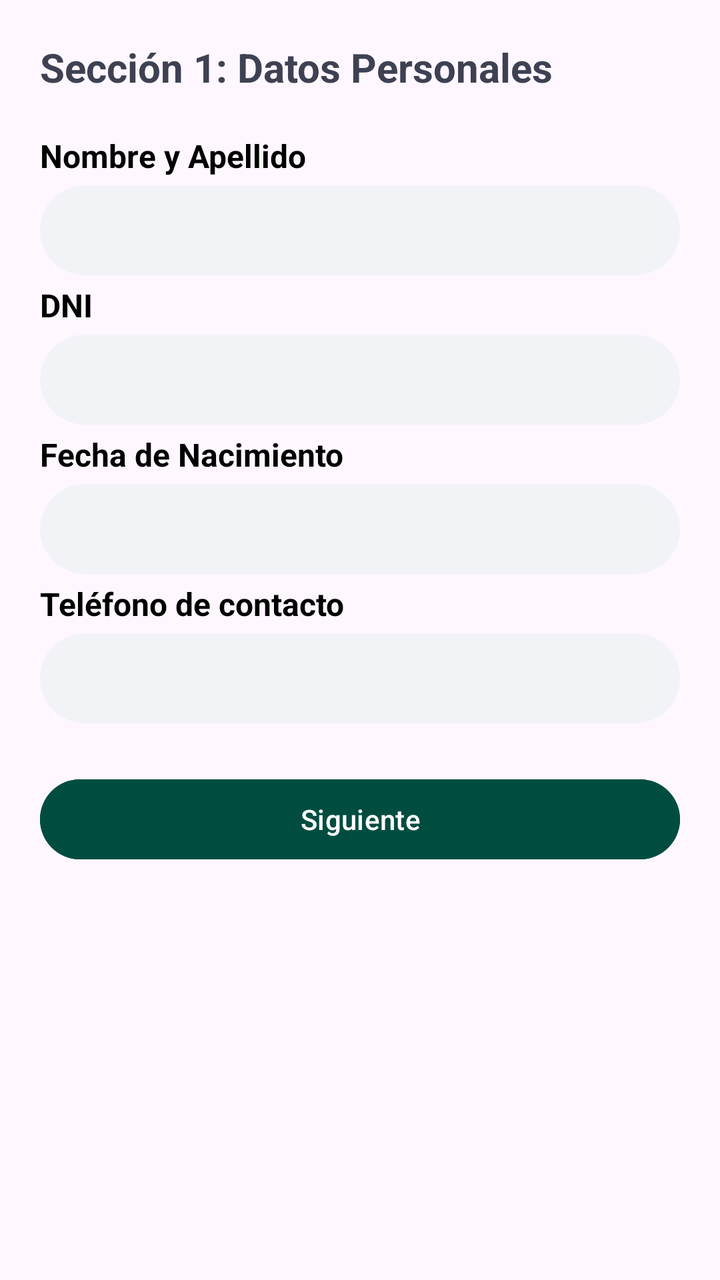
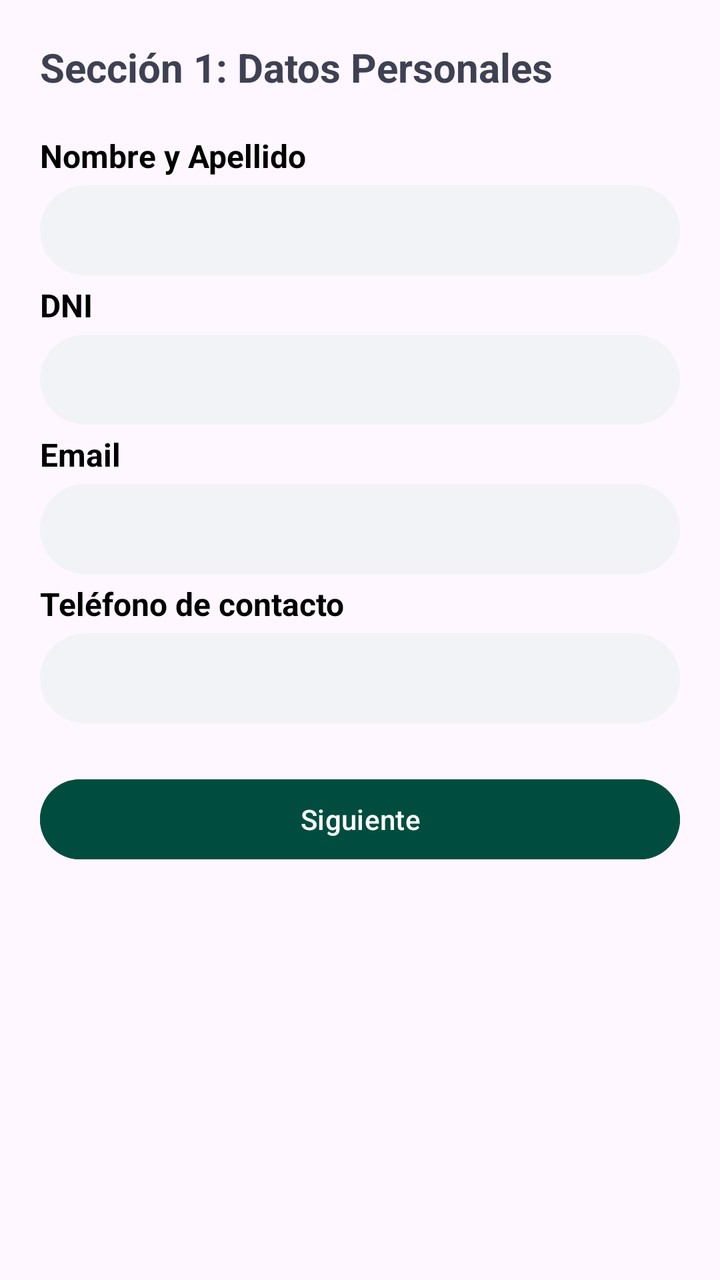

The first picture is an Android layout as it rendered before a commit; the second is the same layout after the commit. The layout source and the unified diff follow.
<!-- AndroidManifest.xml: application theme Theme.ClubDeportivoDAM -->
<!-- res/layout/fragment_registro_socio_1.xml -->
<?xml version="1.0" encoding="utf-8"?>
<ScrollView xmlns:android="http://schemas.android.com/apk/res/android"
    android:layout_width="match_parent"
    android:layout_height="match_parent">

    <LinearLayout
        android:layout_width="match_parent"
        android:layout_height="wrap_content"
        android:orientation="vertical"
        android:padding="20dp">

        <TextView
            android:layout_width="wrap_content"
            android:layout_height="wrap_content"
            android:layout_marginBottom="16dp"
            android:text="Sección 1: Datos Personales"
            android:textColor="#3E4152"
            android:textSize="20sp"
            android:textStyle="bold" />

        <TextView style="@style/LabelStyle" android:text="Nombre y Apellido" />
        <EditText style="@style/InputStyle" android:id="@+id/etNombreRegistro" android:inputType="textPersonName" />

        <TextView style="@style/LabelStyle" android:text="DNI" />
        <EditText style="@style/InputStyle" android:id="@+id/etDniRegistro" android:inputType="number" />

        <TextView style="@style/LabelStyle" android:text="Fecha de Nacimiento" />
        <EditText style="@style/InputStyle" android:id="@+id/etFechaNacRegistro" android:inputType="date" />

        <TextView style="@style/LabelStyle" android:text="Teléfono de contacto" />
        <EditText style="@style/InputStyle" android:id="@+id/etTelefonoRegistro" android:inputType="phone" />

        <Button
            android:id="@+id/btnSiguiente1"
            android:layout_width="match_parent"
            android:layout_height="wrap_content"
            android:layout_marginTop="24dp"
            android:text="Siguiente"
            android:backgroundTint="#004D40"/>

    </LinearLayout>
</ScrollView>
<!-- resources referenced by this layout -->
<resources>
  <style name="InputStyle">
      <item name="android:layout_width">match_parent</item>
      <item name="android:layout_height">45dp</item>
      <item name="android:background">@drawable/input_field</item>
      <item name="android:paddingHorizontal">12dp</item>
      <item name="android:textColor">#3E4152</item>
      <item name="android:textSize">14sp</item>
  </style>
  <style name="LabelStyle">
      <item name="android:layout_width">match_parent</item>
      <item name="android:layout_height">wrap_content</item>
      <item name="android:textColor">#000000</item>
      <item name="android:textSize">16sp</item>
      <item name="android:textStyle">bold</item>
      <item name="android:layout_marginTop">4dp</item>
      <item name="android:layout_marginBottom">4dp</item>
  </style>
  <style name="Theme.ClubDeportivoDAM" parent="Base.Theme.ClubDeportivoDAM" />
  <!-- drawable input_field (drawable) -->
  <?xml version="1.0" encoding="utf-8"?>
  <shape xmlns:android="http://schemas.android.com/apk/res/android">
      <solid android:color="#F2F3F7" /> <corners android:radius="30dp" />
  </shape>
  <style name="Base.Theme.ClubDeportivoDAM" parent="Theme.Material3.DayNight.NoActionBar">
          
          
      </style>
</resources>

<!-- the commit's change to res/layout/fragment_registro_socio_1.xml (unified diff, before → after) -->
@@ -24,8 +24,8 @@
         <TextView style="@style/LabelStyle" android:text="DNI" />
         <EditText style="@style/InputStyle" android:id="@+id/etDniRegistro" android:inputType="number" />
 
-        <TextView style="@style/LabelStyle" android:text="Fecha de Nacimiento" />
-        <EditText style="@style/InputStyle" android:id="@+id/etFechaNacRegistro" android:inputType="date" />
+        <TextView style="@style/LabelStyle" android:text="Email" />
+        <EditText style="@style/InputStyle" android:id="@+id/etEmailSocio" android:inputType="text" />
 
         <TextView style="@style/LabelStyle" android:text="Teléfono de contacto" />
         <EditText style="@style/InputStyle" android:id="@+id/etTelefonoRegistro" android:inputType="phone" />
